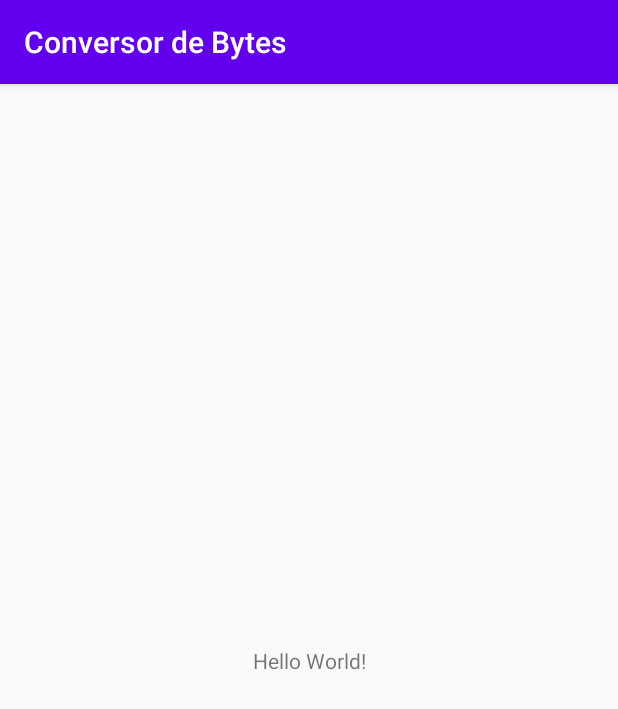
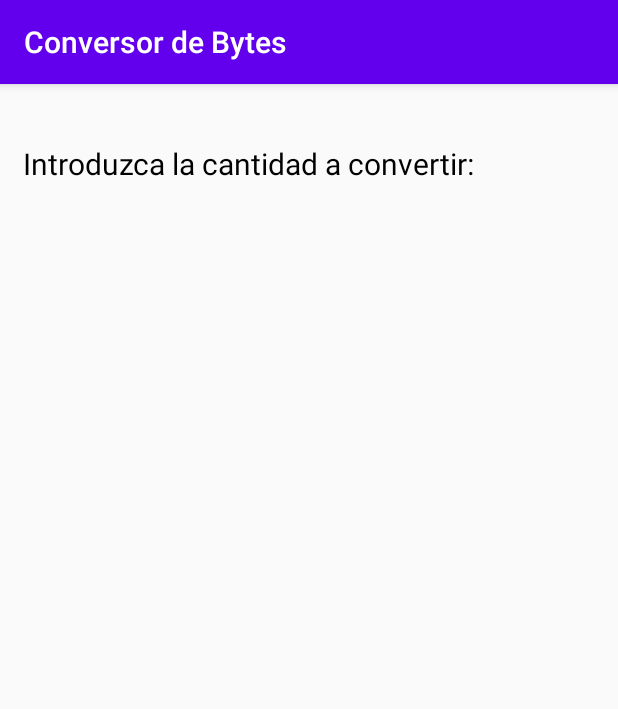
Before and after one commit to aarenzanac/Conversor_de_Bytes, an Android app: the screen it shows after launch (MainActivity), on a phone screen of 412 x 824 dp. Shown: the top 709 px of the screen. Run offline under Robolectric (Android 15) with nearby library versions, the light colour scheme and no system bars.

Commit message:
Modificación del TextView

```diff
--- a/app/src/main/res/layout/activity_main.xml
+++ b/app/src/main/res/layout/activity_main.xml
@@ -9,11 +9,15 @@
     <TextView
         android:layout_width="wrap_content"
         android:layout_height="wrap_content"
-        android:text="Hello World!"
+        android:text="Introduzca la cantidad a convertir: "
+        android:textColor="@android:color/background_dark"
+        android:textSize="20sp"
         app:layout_constraintBottom_toBottomOf="parent"
+        app:layout_constraintHorizontal_bias="0.142"
         app:layout_constraintLeft_toLeftOf="parent"
         app:layout_constraintRight_toRightOf="parent"
-        app:layout_constraintTop_toTopOf="parent" />
+        app:layout_constraintTop_toTopOf="parent"
+        app:layout_constraintVertical_bias="0.053" />
 
     //esta es una prueba de github
 
```
